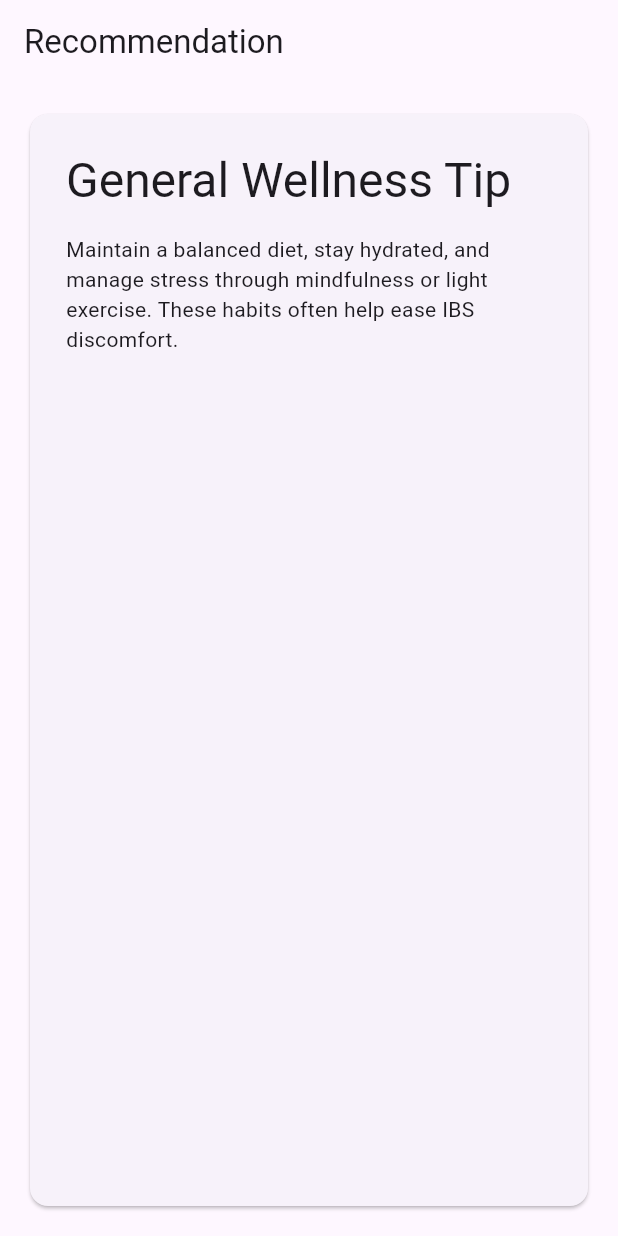
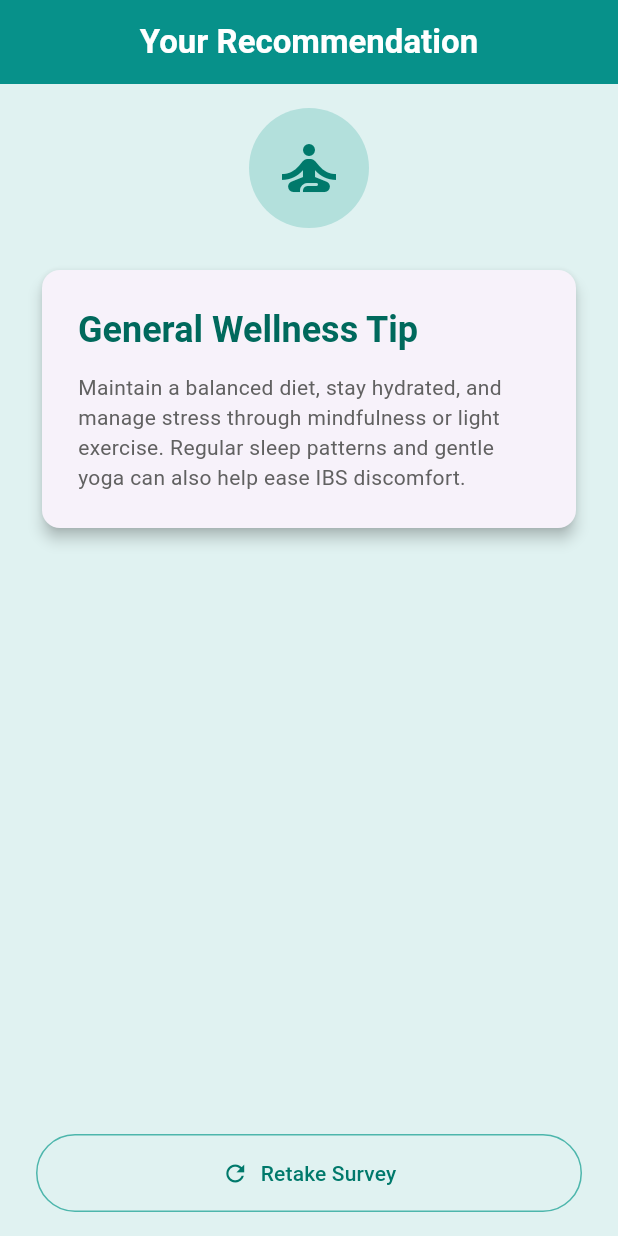
Before and after one commit to Hami0095/IBS-Symptom-Tracking, a Flutter app: the RecommendationScreen screen opened directly with empty values, on a phone screen of 412 x 824 dp. Run offline on Flutter 3.47's test engine with Material 3 defaults, Android fonts, the phone set to English and light mode, and no system bars; our stand-ins replace shared_preferences; accounts and stored records are empty.

Commit message:
Screenshots also added for reference!

```diff
--- a/lib/screens/recommendation_screen.dart
+++ b/lib/screens/recommendation_screen.dart
@@ -1,5 +1,6 @@
 import 'package:flutter/material.dart';
 import '../models/symptom_survey_result.dart';
+import 'survey_screen.dart';
 
 class RecommendationScreen extends StatelessWidget {
   final SymptomSurveyResult result;
@@ -11,26 +12,98 @@ class RecommendationScreen extends StatelessWidget {
   Widget build(BuildContext context) {
     final pain = result.responses['abdominalPain'] ?? 0;
     final bool highPain = pain > 5;
-    final title = highPain ? 'Low FODMAP Diet' : 'General Wellness Tip';
-    final description = highPain
-        ? 'Consider a low FODMAP diet to reduce fermentable carbs that can trigger IBS symptoms. Focus on vegetables like carrots, spinach, and proteins like chicken or fish.'
-        : 'Maintain a balanced diet, stay hydrated, and manage stress through mindfulness or light exercise. These habits often help ease IBS discomfort.';
+
+    // Define your recommendation content
+    final String title = highPain ? 'Low FODMAP Diet' : 'General Wellness Tip';
+    final String description = highPain
+        ? 'Consider a low FODMAP diet to reduce fermentable carbs that can trigger IBS symptoms. '
+              'Focus on veggies like carrots, spinach, and lean proteins such as chicken or fish. '
+              'Also keep a food diary to track personal triggers.'
+        : 'Maintain a balanced diet, stay hydrated, and manage stress through mindfulness or light exercise. '
+              'Regular sleep patterns and gentle yoga can also help ease IBS discomfort.';
+
+    // Choose an icon based on recommendation
+    final IconData iconData = highPain
+        ? Icons.restaurant_menu
+        : Icons.self_improvement;
 
     return Scaffold(
-      appBar: AppBar(title: const Text('Recommendation')),
-      body: Padding(
+      backgroundColor: Colors.teal[50],
+      appBar: AppBar(
+        title: Text('Your Recommendation', style: TextStyle(color: Colors.white, fontWeight: FontWeight.bold),),
+
+        backgroundColor: Colors.teal,
+        centerTitle: true,
+        elevation: 2,
+      ),
+      body: SafeArea(
+        child: Padding(
+          padding: const EdgeInsets.symmetric(horizontal: 24, vertical: 16),
+          child: Column(
+            children: [
+              // Icon header
+              Container(
                 padding: const EdgeInsets.all(16),
-        child: Card(
+                decoration: BoxDecoration(
+                  color: Colors.teal.withOpacity(0.2),
+                  shape: BoxShape.circle,
+                ),
+                child: Icon(iconData, size: 48, color: Colors.teal[700]),
+              ),
+              const SizedBox(height: 24),
+
+              // Card with recommendation
+              Card(
+                elevation: 4,
+                shape: RoundedRectangleBorder(
+                  borderRadius: BorderRadius.circular(12),
+                ),
                 child: Padding(
                   padding: const EdgeInsets.all(24),
                   child: Column(
                     crossAxisAlignment: CrossAxisAlignment.start,
                     children: [
-                Text(title, style: Theme.of(context).textTheme.headlineLarge),
-                const SizedBox(height: 16),
-                Text(description, style: Theme.of(context).textTheme.bodyMedium),
+                      Text(
+                        title,
+                        style: Theme.of(context).textTheme.headlineSmall
+                            ?.copyWith(
+                              color: Colors.teal[800],
+                              fontWeight: FontWeight.w600,
+                            ),
+                      ),
+                      const SizedBox(height: 12),
+                      Text(
+                        description,
+                        style: Theme.of(context).textTheme.bodyMedium?.copyWith(
+                          color: Colors.grey[700],
+                          height: 1.4,
+                        ),
+                      ),
                     ],
                   ),
+                ),
+              ),
+              const Spacer(),
+
+              // Retake survey button
+              SizedBox(
+                width: double.infinity,
+                child: OutlinedButton.icon(
+                  icon: const Icon(Icons.refresh),
+                  label: const Text('Retake Survey'),
+                  style: OutlinedButton.styleFrom(
+                    foregroundColor: Colors.teal[700],
+                    side: BorderSide(color: Colors.teal[300]!),
+                    padding: const EdgeInsets.symmetric(vertical: 16),
+                  ),
+                  onPressed: () {
+                    Navigator.of(context).pushReplacement(
+                      MaterialPageRoute(builder: (_) => const SurveyScreen()),
+                    );
+                  },
+                ),
+              ),
+            ],
           ),
         ),
       ),
--- a/lib/screens/survey_screen.dart
+++ b/lib/screens/survey_screen.dart
@@ -430,12 +430,25 @@ class _SurveyScreenState extends State<SurveyScreen> {
                       Expanded(
                         child: OutlinedButton(
                           onPressed: _currentIndex == 0 ? null : _previousPage,
-                          child: const Text('Previous'),
+                          style: OutlinedButton.styleFrom(
+                            foregroundColor: Colors.teal[700],
+                            side: BorderSide(color: Colors.teal[300]!),
+                          ),
+                          child: const Text('Previous', style: TextStyle(
+                              color: Colors.teal,
+                              fontWeight: FontWeight.bold,
+                            ),
+                          ),
+
                         ),
                       ),
                       const SizedBox(width: 16),
                       Expanded(
                         child: ElevatedButton(
+                          style: OutlinedButton.styleFrom(
+                            foregroundColor: Colors.teal[700],
+                            side: BorderSide(color: Colors.teal[300]!),
+                          ),
                           onPressed: _questionAnswered(_currentIndex)
                               ? (_currentIndex == _questions.length - 1
                                     ? _submit
@@ -460,7 +473,7 @@ class _SurveyScreenState extends State<SurveyScreen> {
           if (_isLoading)
             Container(
               color: Colors.black45,
-              child: const Center(child: CircularProgressIndicator()),
+              child: const Center(child: CircularProgressIndicator(color: Colors.teal)),
             ),
         ],
       ),
```
Also changed, not shown: 7 other files. Lines whose indentation alone changed are shown as unchanged.
